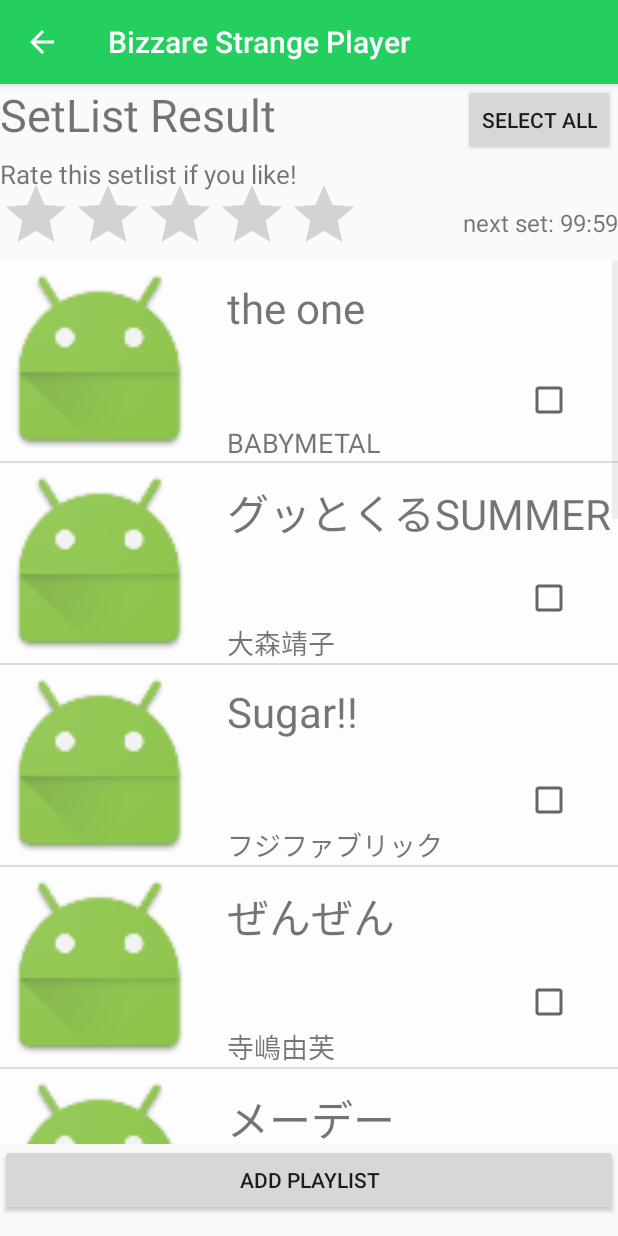
After one commit to creaaa/Pomodorify, an Android app: the SetListResultActivity screen opened directly, with no data from a screen before it, on a phone screen of 412 x 824 dp. The commit adds this screen. Run offline under Robolectric (Android 15) with nearby library versions, the phone set to English and light mode, and no system bars.

Commit message:
複数選択になったね可能

```diff
--- a/app/src/main/java/com/example/masa/bizzarestrangeplayer/MainActivity.java
+++ b/app/src/main/java/com/example/masa/bizzarestrangeplayer/Activity/MainActivity.java
@@ -1,5 +1,5 @@
 
-package com.example.masa.bizzarestrangeplayer;
+package com.example.masa.bizzarestrangeplayer.Activity;
 
 import android.content.Intent;
 import android.os.AsyncTask;
@@ -21,10 +21,10 @@
 import com.example.masa.bizzarestrangeplayer.Model.ArtistModel;
 import com.example.masa.bizzarestrangeplayer.Model.TrackForPLModel;
 import com.example.masa.bizzarestrangeplayer.Model.TrackModel;
+import com.example.masa.bizzarestrangeplayer.R;
 import com.google.gson.Gson;
 import com.google.gson.stream.JsonReader;
 import com.spotify.sdk.android.authentication.AuthenticationClient;
-import com.spotify.sdk.android.authentication.AuthenticationRequest;
 import com.spotify.sdk.android.authentication.AuthenticationResponse;
 import com.spotify.sdk.android.player.Config;
 import com.spotify.sdk.android.player.ConnectionStateCallback;
@@ -95,13 +95,21 @@
         setContentView(R.layout.activity_main);
 
 
-        AuthenticationRequest.Builder builder = new AuthenticationRequest.Builder(CLIENT_ID,
-                AuthenticationResponse.Type.TOKEN,
-                REDIRECT_URI);
-        builder.setScopes(new String[]{"user-read-private", "streaming"});
-        AuthenticationRequest request = builder.build();
 
-        AuthenticationClient.openLoginActivity(this, REQUEST_CODE, request);
+
+
+//        AuthenticationRequest.Builder builder = new AuthenticationRequest.Builder(CLIENT_ID,
+//                AuthenticationResponse.Type.TOKEN,
+//                REDIRECT_URI);
+//        builder.setScopes(new String[]{"user-read-private", "streaming"});
+//        AuthenticationRequest request = builder.build();
+//
+//        AuthenticationClient.openLoginActivity(this, REQUEST_CODE, request);
+
+
+
+
+
 
 
         /* UI componet initialize */
@@ -115,7 +123,7 @@
 
 
         // shared prefから、ポモドーロの間隔をロード
-        workoutTime = 10000l;
+        workoutTime = 3000l;
         breakTime = 5000l;
         prepareTime = 1000l;
 
@@ -576,6 +584,8 @@
 
             System.out.println("Finiしぇ！");
 
+            launchSetListActivity();
+
         }
 
         // Timerのカウント周期で呼ばれる
@@ -604,5 +614,11 @@
         }
     }
 
+    public void launchSetListActivity() {
+        Intent i = new Intent(this, SetListResultActivity.class);
+        startActivity(i);
+    }
+
+
 
 }
--- a/app/src/main/java/com/example/masa/bizzarestrangeplayer/OnSprintActivity.java
+++ b/app/src/main/java/com/example/masa/bizzarestrangeplayer/Activity/OnSprintActivity.java
@@ -1,13 +1,12 @@
-package com.example.masa.bizzarestrangeplayer;
+package com.example.masa.bizzarestrangeplayer.Activity;
 
 import android.os.Bundle;
 import android.support.v7.app.AppCompatActivity;
 import android.view.View;
 import android.widget.ImageView;
 
+import com.example.masa.bizzarestrangeplayer.R;
 import com.google.gson.Gson;
-
-import static com.example.masa.bizzarestrangeplayer.MainActivity.mPlayer;
 
 public class OnSprintActivity extends AppCompatActivity {
 
@@ -23,7 +22,7 @@
         imageView.setImageResource(R.drawable.fever);
         //
         // mPlayer.playUri(null, "spotify:track:6ZSvhLZRJredt15aJiBQqv", 0, 0);
-        mPlayer.playUri(null, "spotify:track:7xAdO0zdl7lGf0ecg4IGhQ", 0, 0);
+        MainActivity.mPlayer.playUri(null, "spotify:track:7xAdO0zdl7lGf0ecg4IGhQ", 0, 0);
 
 //        try {
 //            Thread.sleep(5000);
--- /dev/null
+++ b/app/src/main/java/com/example/masa/bizzarestrangeplayer/Activity/SetListResultActivity.java
@@ -0,0 +1,234 @@
+
+package com.example.masa.bizzarestrangeplayer.Activity;
+
+import android.content.Context;
+import android.os.Build;
+import android.os.Bundle;
+import android.support.annotation.RequiresApi;
+import android.support.v7.app.AppCompatActivity;
+import android.util.Log;
+import android.view.LayoutInflater;
+import android.view.MenuItem;
+import android.view.View;
+import android.view.ViewGroup;
+import android.widget.AdapterView;
+import android.widget.BaseAdapter;
+import android.widget.Button;
+import android.widget.ListView;
+import android.widget.TextView;
+
+import com.example.masa.bizzarestrangeplayer.R;
+
+import java.util.ArrayList;
+import java.util.Arrays;
+
+
+public class SetListResultActivity extends AppCompatActivity {
+
+    ListView listView;
+    MyAdapter adapter;
+
+    public ArrayList<Song> songs;
+    public Boolean[] isCheckedArray = new Boolean[]{};
+
+
+    @Override
+    protected void onCreate(Bundle savedInstanceState) {
+
+        super.onCreate(savedInstanceState);
+        setContentView(R.layout.activity_set_list_result);
+
+        android.support.v7.app.ActionBar actionbar = getSupportActionBar();
+        actionbar.setDisplayHomeAsUpEnabled(true);
+
+        listView = (ListView) findViewById(R.id.setListListView);
+        adapter = new MyAdapter(this, R.layout.song_cell);
+
+        songs = new ArrayList<>();
+
+        songs.add(new Song("ff", "the one", "BABYMETAL"));
+        songs.add(new Song("ff", "グッとくるSUMMER", "大森靖子"));
+        songs.add(new Song("ff", "Sugar!!", "フジファブリック"));
+        songs.add(new Song("ff", "ぜんぜん", "寺嶋由芙"));
+        songs.add(new Song("ff", "メーデー", "パスピエ"));
+        //
+        songs.add(new Song("ff", "the one", "BABYMETAL"));
+        songs.add(new Song("ff", "グッとくるSUMMER", "大森靖子"));
+        songs.add(new Song("ff", "Sugar!!", "フジファブリック"));
+        songs.add(new Song("ff", "ぜんぜん", "寺嶋由芙"));
+        songs.add(new Song("ff", "メーデー", "パスピエ"));
+        songs.add(new Song("ff", "the one", "BABYMETAL"));
+        songs.add(new Song("ff", "グッとくるSUMMER", "大森靖子"));
+        songs.add(new Song("ff", "Sugar!!", "フジファブリック"));
+        songs.add(new Song("ff", "ぜんぜん", "寺嶋由芙"));
+        songs.add(new Song("ff", "メーデー", "パスピエ"));
+
+        isCheckedArray = new Boolean[songs.size()];
+        Arrays.fill(isCheckedArray, false);
+
+        listView.setAdapter(adapter);
+
+
+        listView.setOnItemClickListener(new AdapterView.OnItemClickListener() {
+            @RequiresApi(api = Build.VERSION_CODES.M)
+            @Override
+            public void onItemClick(AdapterView<?> parent, View view, int position, long id) {
+
+                if (isCheckedArray[position] == false) {
+                    isCheckedArray[position] = true;
+                    view.setBackgroundColor(getColor(R.color.colorPrimary));
+                } else {
+                    isCheckedArray[position] = false;
+                    view.setBackgroundColor(getColor(R.color.text_secondary_light));
+                }
+            }
+        });
+
+
+
+        ((Button)findViewById(R.id.addPlaylistButton))
+                .setOnClickListener(new View.OnClickListener() {
+
+            public void onClick(View v) {
+
+                StringBuilder sb = new StringBuilder();
+
+                for (int i = 0; i < isCheckedArray.length; i++) {
+                    if (isCheckedArray[i] == true) {
+                        sb.append(songs.get(i).getName() + ",");
+                    }
+                }
+
+                // 通知
+                //Toast.makeText(getApplicationContext(), sb.toString(), Toast.LENGTH_SHORT).show();
+                Log.d("SETLIST", sb.substring(0, sb.length()-1));
+            }
+        });
+
+
+        ((Button)findViewById(R.id.selectAllButton))
+                .setOnClickListener(new View.OnClickListener() {
+                    @RequiresApi(api = Build.VERSION_CODES.M)
+                    @Override
+                    public void onClick(View v) {
+                        Arrays.fill(isCheckedArray, true);
+                        for (int i = 0; i < listView.getChildCount(); i++) {
+                            listView.getChildAt(i).setBackgroundColor(getColor(R.color.colorPrimary));
+                        }
+                    }
+                });
+    }
+
+
+    @Override
+    public boolean onOptionsItemSelected(MenuItem item) {
+        switch(item.getItemId()) {
+            case android.R.id.home:
+                finish();
+                return true;
+        }
+        return super.onOptionsItemSelected(item);
+    }
+
+
+
+
+    private class MyAdapter extends BaseAdapter {
+
+        private LayoutInflater layoutInflater;
+        SetListResultActivity activity;
+
+        private int resource = 0;
+
+        //        public ArrayList<Song> songs;
+
+
+        public MyAdapter(Context context, int resource) {
+
+            this.layoutInflater = (LayoutInflater)context.getSystemService(Context.LAYOUT_INFLATER_SERVICE);
+            activity = (SetListResultActivity) context;
+
+            this.resource = resource;
+        }
+
+
+        @Override
+        public int getCount() {
+            return songs.size();
+        }
+
+        @Override
+        public Object getItem(int position) {
+            return songs.get(position);
+        }
+
+        @Override
+        public long getItemId(int position) {
+            return 0; // itemList.get(position).getId();
+        }
+
+        @Override
+        public View getView(final int position, View convertView, final ViewGroup parent) {
+
+            View view = convertView;
+
+            if (view == null) {
+                view = layoutInflater.inflate(R.layout.song_cell, null);
+            }
+
+            if (isCheckedArray[position] == true) {
+                view.setBackgroundColor(getColor(R.color.colorPrimary));
+            } else {
+                view.setBackgroundColor(getColor(R.color.text_secondary_light));
+            }
+
+            ((TextView)view.findViewById(R.id.songNameTextView))
+                    .setText(songs.get(position).getName());
+
+            ((TextView)view.findViewById(R.id.artistNameTextView))
+                    .setText(songs.get(position).getArtist());
+
+            return view;
+        }
+
+    }
+
+
+    private class Song {
+
+        private String imageURL;
+        private String name;
+        private String artist;
+
+        public Song(String imageURL, String name, String artist) {
+            this.imageURL = imageURL;
+            this.name = name;
+            this.artist = artist;
+        }
+
+        public String getImageURL() {
+            return imageURL;
+        }
+
+        public void setImageURL(String imageURL) {
+            this.imageURL = imageURL;
+        }
+
+        public String getName() {
+            return name;
+        }
+
+        public void setName(String name) {
+            this.name = name;
+        }
+
+        public String getArtist() {
+            return artist;
+        }
+
+        public void setArtist(String artist) {
+            this.artist = artist;
+        }
+    }
+
+}
--- /dev/null
+++ b/app/src/main/res/layout/activity_set_list_result.xml
@@ -0,0 +1,70 @@
+<?xml version="1.0" encoding="utf-8"?>
+<RelativeLayout xmlns:android="http://schemas.android.com/apk/res/android"
+    android:layout_width="match_parent" android:layout_height="match_parent"
+    >
+
+    <TextView
+        android:id="@+id/textView"
+        android:layout_width="wrap_content"
+        android:layout_height="wrap_content"
+        android:text="SetList Result"
+        android:textSize="30sp"
+        android:layout_alignParentTop="true"
+        android:layout_alignParentStart="true" />
+
+    <TextView
+        android:id="@+id/textView3"
+        android:layout_width="wrap_content"
+        android:layout_height="wrap_content"
+        android:layout_alignParentStart="true"
+        android:layout_below="@+id/selectAllButton"
+        android:text="Rate this setlist if you like!"
+        android:textSize="17sp" />
+
+    <RatingBar
+        android:id="@+id/ratingBar"
+        android:layout_width="wrap_content"
+        android:layout_height="wrap_content"
+        android:layout_marginTop="15dp"
+        android:layout_below="@+id/selectAllButton"
+        android:layout_alignParentStart="true" />
+
+    <TextView
+        android:id="@+id/textView2"
+        android:layout_width="wrap_content"
+        android:layout_height="wrap_content"
+        android:text="next set: 99:59"
+        android:textSize="16sp"
+        android:layout_alignBottom="@+id/ratingBar"
+        android:layout_alignParentEnd="true"
+        android:layout_marginBottom="17dp" />
+
+    <ListView
+        android:id="@+id/setListListView"
+        android:layout_width="match_parent"
+        android:layout_height="800px"
+        android:layout_alignParentStart="true"
+        android:layout_alignParentTop="true"
+        android:layout_marginTop="118dp"
+        android:layout_above="@+id/addPlaylistButton"
+        android:choiceMode="multipleChoice"
+        />
+
+    <Button
+        android:id="@+id/addPlaylistButton"
+        android:layout_width="match_parent"
+        android:layout_height="wrap_content"
+        android:text="add playlist"
+        android:layout_alignParentBottom="true"
+        android:layout_alignParentStart="true"
+        android:layout_marginBottom="13dp" />
+
+    <Button
+        android:id="@+id/selectAllButton"
+        android:layout_width="wrap_content"
+        android:layout_height="wrap_content"
+        android:layout_alignParentTop="true"
+        android:layout_alignStart="@+id/textView2"
+        android:text="Select All" />
+
+</RelativeLayout>
--- /dev/null
+++ b/app/src/main/res/layout/song_cell.xml
@@ -0,0 +1,44 @@
+<?xml version="1.0" encoding="utf-8"?>
+<RelativeLayout xmlns:android="http://schemas.android.com/apk/res/android"
+    xmlns:app="http://schemas.android.com/apk/res-auto"
+    android:layout_width="match_parent" android:layout_height="match_parent"
+    android:descendantFocusability="blocksDescendants"
+    >
+
+    <ImageView
+        android:id="@+id/jacketImageView"
+        android:layout_width="200px"
+        android:layout_height="200px"
+        android:layout_alignParentStart="true"
+        android:layout_alignParentTop="true"
+        app:srcCompat="@mipmap/ic_launcher" />
+
+    <TextView
+        android:id="@+id/songNameTextView"
+        android:layout_width="wrap_content"
+        android:layout_height="wrap_content"
+        android:layout_marginStart="18dp"
+        android:text="dummy name"
+        android:textSize="28sp"
+        android:layout_alignParentTop="true"
+        android:layout_toEndOf="@+id/jacketImageView"
+        android:layout_marginTop="12dp" />
+
+    <TextView
+        android:id="@+id/artistNameTextView"
+        android:layout_width="wrap_content"
+        android:layout_height="wrap_content"
+        android:text="dummy artist"
+        android:textSize="18sp"
+        android:layout_alignBottom="@+id/jacketImageView"
+        android:layout_alignStart="@+id/songNameTextView" />
+
+    <CheckBox
+        android:id="@+id/cb"
+        android:layout_width="wrap_content"
+        android:layout_height="wrap_content"
+        android:layout_above="@+id/artistNameTextView"
+        android:layout_alignParentEnd="true"
+        android:layout_marginEnd="30dp" />
+
+</RelativeLayout>
--- a/app/src/main/res/values/strings.xml
+++ b/app/src/main/res/values/strings.xml
@@ -1,5 +1,5 @@
 <resources>
-    <string name="app_name">BizzareStrangePlayer</string>
+    <string name="app_name">Bizzare Strange Player</string>
     <string name="com_spotify_sdk_redirect_scheme">spotify-player-sample-login</string>
     <string name="com_spotify_sdk_redirect_host">callback</string>
     <string name="title_activity_on_sprint">OnSprintActivity</string>
```
Also changed, not shown: app/src/main/AndroidManifest.xml (+6 -2 lines).
